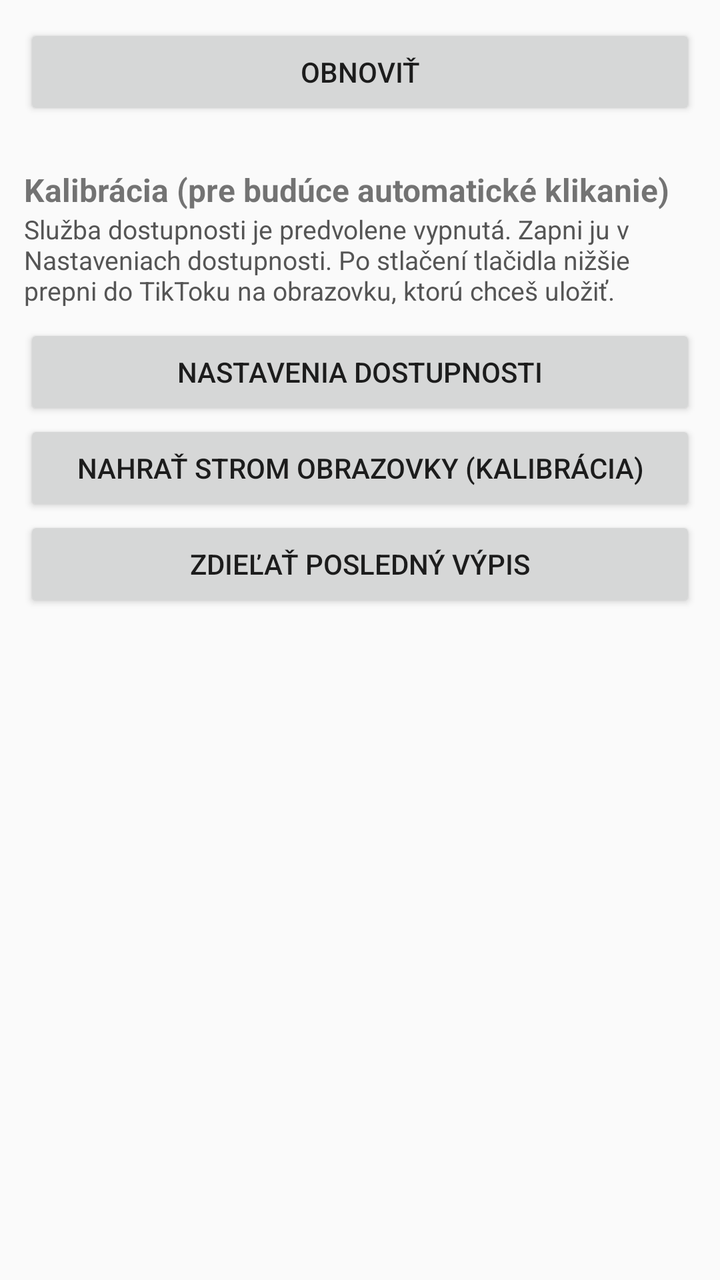
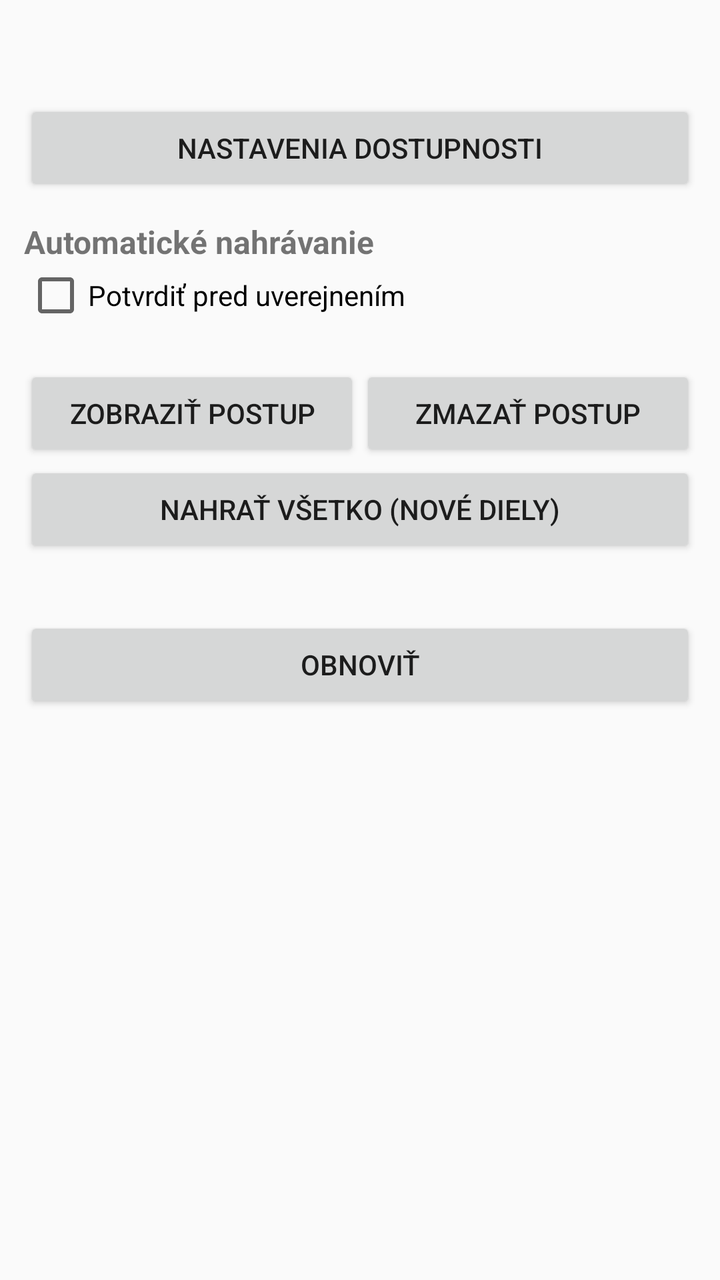

An Android layout rendered at two revisions. The XML below is the earlier revision; the diff shows what the commit changed to produce the second picture.
<!-- AndroidManifest.xml: application theme AppTheme -->
<!-- res/layout/activity_main.xml -->
<?xml version="1.0" encoding="utf-8"?>
<ScrollView xmlns:android="http://schemas.android.com/apk/res/android"
    android:layout_width="match_parent"
    android:layout_height="match_parent"
    android:fillViewport="true">

    <LinearLayout
        android:layout_width="match_parent"
        android:layout_height="wrap_content"
        android:orientation="vertical"
        android:padding="12dp">

        <Button
            android:id="@+id/btnRefresh"
            android:layout_width="match_parent"
            android:layout_height="wrap_content"
            android:text="@string/btn_refresh" />

        
        <LinearLayout
            android:id="@+id/container"
            android:layout_width="match_parent"
            android:layout_height="wrap_content"
            android:orientation="vertical"
            android:paddingTop="8dp" />

        <TextView
            android:layout_width="match_parent"
            android:layout_height="wrap_content"
            android:layout_marginTop="16dp"
            android:text="@string/calibration_title"
            android:textSize="16sp"
            android:textStyle="bold" />

        <TextView
            android:layout_width="match_parent"
            android:layout_height="wrap_content"
            android:layout_marginBottom="8dp"
            android:text="@string/calibration_hint"
            android:textColor="@color/status_gray"
            android:textSize="13sp" />

        <Button
            android:id="@+id/btnA11ySettings"
            android:layout_width="match_parent"
            android:layout_height="wrap_content"
            android:text="@string/btn_a11y_settings" />

        <Button
            android:id="@+id/btnCalibrate"
            android:layout_width="match_parent"
            android:layout_height="wrap_content"
            android:text="@string/btn_calibrate" />

        <Button
            android:id="@+id/btnShareDump"
            android:layout_width="match_parent"
            android:layout_height="wrap_content"
            android:text="@string/btn_share_dump" />
    </LinearLayout>
</ScrollView>
<!-- resources referenced by this layout -->
<resources>
  <color name="status_gray">#FF555555</color>
  <string name="btn_a11y_settings">Nastavenia dostupnosti</string>
  <string name="btn_calibrate">Nahrať strom obrazovky (kalibrácia)</string>
  <string name="btn_refresh">Obnoviť</string>
  <string name="btn_share_dump">Zdieľať posledný výpis</string>
  <string name="calibration_hint">Služba dostupnosti je predvolene vypnutá. Zapni ju v Nastaveniach dostupnosti. Po stlačení tlačidla nižšie prepni do TikToku na obrazovku, ktorú chceš uložiť.</string>
  <string name="calibration_title">Kalibrácia (pre budúce automatické klikanie)</string>
  <style name="AppTheme" parent="android:Theme.Material.Light.DarkActionBar" />
</resources>

<!-- the commit's change to res/layout/activity_main.xml (unified diff, before → after) -->
@@ -10,10 +10,85 @@
         android:orientation="vertical"
         android:padding="12dp">
 
+        
+        <TextView
+            android:id="@+id/tvTikTok"
+            android:layout_width="match_parent"
+            android:layout_height="wrap_content"
+            android:textSize="14sp"
+            android:textStyle="bold" />
+
+        
+        <TextView
+            android:id="@+id/tvA11y"
+            android:layout_width="match_parent"
+            android:layout_height="wrap_content"
+            android:textSize="14sp" />
+
+        <Button
+            android:id="@+id/btnA11ySettings"
+            android:layout_width="match_parent"
+            android:layout_height="wrap_content"
+            android:text="@string/btn_a11y_settings" />
+
+        <TextView
+            android:layout_width="match_parent"
+            android:layout_height="wrap_content"
+            android:layout_marginTop="12dp"
+            android:text="@string/auto_title"
+            android:textSize="16sp"
+            android:textStyle="bold" />
+
+        <CheckBox
+            android:id="@+id/cbConfirm"
+            android:layout_width="match_parent"
+            android:layout_height="wrap_content"
+            android:text="@string/cb_confirm" />
+
+        <TextView
+            android:id="@+id/tvMacro"
+            android:layout_width="match_parent"
+            android:layout_height="wrap_content"
+            android:textSize="14sp" />
+
+        <LinearLayout
+            android:layout_width="match_parent"
+            android:layout_height="wrap_content"
+            android:orientation="horizontal">
+
+            <Button
+                android:id="@+id/btnShowMacro"
+                android:layout_width="0dp"
+                android:layout_height="wrap_content"
+                android:layout_weight="1"
+                android:text="@string/btn_show_macro" />
+
+            <Button
+                android:id="@+id/btnClearMacro"
+                android:layout_width="0dp"
+                android:layout_height="wrap_content"
+                android:layout_weight="1"
+                android:text="@string/btn_clear_macro" />
+        </LinearLayout>
+
+        <Button
+            android:id="@+id/btnRunAll"
+            android:layout_width="match_parent"
+            android:layout_height="wrap_content"
+            android:text="@string/btn_run_all" />
+
+        <TextView
+            android:id="@+id/tvAutoHint"
+            android:layout_width="match_parent"
+            android:layout_height="wrap_content"
+            android:textColor="@color/status_gray"
+            android:textSize="13sp" />
+
         <Button
             android:id="@+id/btnRefresh"
             android:layout_width="match_parent"
             android:layout_height="wrap_content"
+            android:layout_marginTop="12dp"
             android:text="@string/btn_refresh" />
 
         
@@ -23,39 +98,5 @@
             android:layout_height="wrap_content"
             android:orientation="vertical"
             android:paddingTop="8dp" />
-
-        <TextView
-            android:layout_width="match_parent"
-            android:layout_height="wrap_content"
-            android:layout_marginTop="16dp"
-            android:text="@string/calibration_title"
-            android:textSize="16sp"
-            android:textStyle="bold" />
-
-        <TextView
-            android:layout_width="match_parent"
-            android:layout_height="wrap_content"
-            android:layout_marginBottom="8dp"
-            android:text="@string/calibration_hint"
-            android:textColor="@color/status_gray"
-            android:textSize="13sp" />
-
-        <Button
-            android:id="@+id/btnA11ySettings"
-            android:layout_width="match_parent"
-            android:layout_height="wrap_content"
-            android:text="@string/btn_a11y_settings" />
-
-        <Button
-            android:id="@+id/btnCalibrate"
-            android:layout_width="match_parent"
-            android:layout_height="wrap_content"
-            android:text="@string/btn_calibrate" />
-
-        <Button
-            android:id="@+id/btnShareDump"
-            android:layout_width="match_parent"
-            android:layout_height="wrap_content"
-            android:text="@string/btn_share_dump" />
     </LinearLayout>
 </ScrollView>
<!-- resource entries referenced after the edit -->
@@ -1,12 +1,13 @@
 <!-- resources referenced by this layout -->
 <resources>
   <color name="status_gray">#FF555555</color>
+  <string name="auto_title">Automatické nahrávanie</string>
   <string name="btn_a11y_settings">Nastavenia dostupnosti</string>
-  <string name="btn_calibrate">Nahrať strom obrazovky (kalibrácia)</string>
+  <string name="btn_clear_macro">Zmazať postup</string>
   <string name="btn_refresh">Obnoviť</string>
-  <string name="btn_share_dump">Zdieľať posledný výpis</string>
-  <string name="calibration_hint">Služba dostupnosti je predvolene vypnutá. Zapni ju v Nastaveniach dostupnosti. Po stlačení tlačidla nižšie prepni do TikToku na obrazovku, ktorú chceš uložiť.</string>
-  <string name="calibration_title">Kalibrácia (pre budúce automatické klikanie)</string>
+  <string name="btn_run_all">Nahrať všetko (nové diely)</string>
+  <string name="btn_show_macro">Zobraziť postup</string>
+  <string name="cb_confirm">Potvrdiť pred uverejnením</string>
   <style name="AppTheme" parent="android:Theme.Material.Light.DarkActionBar" />
 </resources>
 
